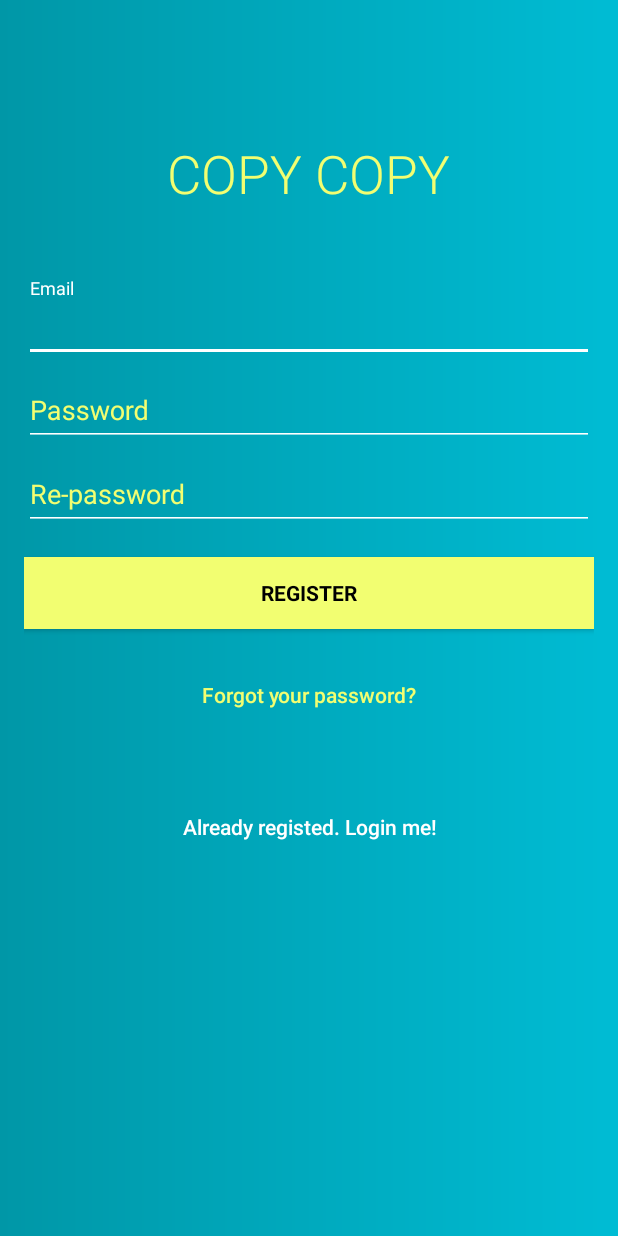
After one commit to duongnv1996/ClipboardCopy, an Android app: the layout activity_register.xml on its own in the app's theme, with its tools: preview values and no code run, on a phone screen of 412 x 824 dp. The commit adds this screen. Run offline under Robolectric (Android 15) with nearby library versions, the phone set to English and light mode, and no system bars.

Commit message:
commit register

```diff
--- /dev/null
+++ b/app/src/main/res/drawable/bg_register.xml
@@ -0,0 +1,11 @@
+<?xml version="1.0" encoding="utf-8"?>
+<shape xmlns:android="http://schemas.android.com/apk/res/android"
+    android:shape="rectangle">
+    <gradient
+        android:centerColor="@color/colorPrimary"
+        android:angle="360"
+        android:centerX="1"
+        android:centerY="1"
+        android:endColor="@color/colorPrimary"
+        android:startColor="@color/colorPrimaryDark" />
+</shape>
--- /dev/null
+++ b/app/src/main/res/drawable/selector_btn_reg.xml
@@ -0,0 +1,4 @@
+<?xml version="1.0" encoding="utf-8"?>
+<selector xmlns:android="http://schemas.android.com/apk/res/android">
+
+</selector>
--- /dev/null
+++ b/app/src/main/res/layout/activity_register.xml
@@ -0,0 +1,123 @@
+<?xml version="1.0" encoding="utf-8"?>
+<android.support.design.widget.CoordinatorLayout xmlns:android="http://schemas.android.com/apk/res/android"
+    xmlns:tools="http://schemas.android.com/tools"
+    android:layout_width="match_parent"
+    android:layout_height="match_parent"
+    android:background="@drawable/bg_register"
+    android:fitsSystemWindows="true"
+    android:padding="16dp"
+    tools:context="com.duongkk.clipboardcopy.RegisterActivity">
+<ScrollView
+    android:layout_width="match_parent"
+    android:layout_height="match_parent">
+    <LinearLayout
+        android:layout_width="match_parent"
+        android:layout_height="match_parent"
+        android:orientation="vertical"
+        android:gravity="center">
+
+        <TextView
+            android:layout_width="wrap_content"
+            android:layout_height="wrap_content"
+            android:layout_gravity="center"
+            android:layout_marginBottom="30dp"
+            android:layout_marginTop="20dp"
+            android:text="@string/app_name"
+            android:textSize="35sp"
+            android:typeface="sans"
+            android:fontFamily="sans-serif-light"
+            android:textAllCaps="true"
+            android:textColor="@color/colorAccent"
+            android:src="@mipmap/ic_launcher" />
+        <android.support.design.widget.TextInputLayout
+            android:layout_width="match_parent"
+            android:textColorHint="@color/accent"
+            android:layout_marginTop="16dp"
+            android:layout_height="wrap_content">
+            <EditText
+                android:id="@+id/edt_email"
+                android:layout_width="match_parent"
+                android:layout_height="wrap_content"
+                android:fontFamily="nomal"
+                android:textColor="@color/white"
+                android:textColorHint="@color/accent"
+                android:singleLine="true"
+                android:inputType="textEmailAddress"
+                android:hint="@string/email" />
+        </android.support.design.widget.TextInputLayout>
+        <android.support.design.widget.TextInputLayout
+            android:layout_width="match_parent"
+            android:textColorHint="@color/accent"
+            android:layout_height="wrap_content">
+            <EditText
+                android:id="@+id/edt_password"
+                android:layout_width="match_parent"
+                android:layout_height="wrap_content"
+                android:imeOptions="actionUnspecified"
+                android:singleLine="true"
+                android:textColor="@color/white"
+                android:textColorHint="@color/accent"
+                android:fontFamily="nomal"
+                android:inputType="textPassword"
+                android:hint="@string/password" />
+        </android.support.design.widget.TextInputLayout>
+        <android.support.design.widget.TextInputLayout
+            android:layout_width="match_parent"
+            android:textColorHint="@color/accent"
+            android:layout_height="wrap_content">
+            <EditText
+                android:id="@+id/edt_repassword"
+                android:layout_width="match_parent"
+                android:layout_height="wrap_content"
+                android:imeOptions="actionUnspecified"
+                android:singleLine="true"
+                android:textColor="@color/white"
+                android:textColorHint="@color/accent"
+                android:fontFamily="nomal"
+                android:inputType="textPassword"
+                android:hint="@string/repassword" />
+        </android.support.design.widget.TextInputLayout>
+        <Button
+            android:id="@+id/btn_register"
+            android:layout_width="match_parent"
+            android:layout_height="wrap_content"
+            android:background="@color/colorAccent"
+            style="?android:textAppearanceSmall"
+            android:textColor="@android:color/black"
+            android:textStyle="bold"
+            android:onClick="onClick"
+            android:text="@string/register"
+            android:layout_marginTop="18dp"/>
+        <Button
+            android:id="@+id/btn_resetpass"
+            android:layout_width="match_parent"
+            android:layout_height="wrap_content"
+            android:background="@null"
+            android:onClick="onClick"
+            android:textColor="@color/colorAccent"
+            android:textAllCaps="false"
+            android:text="@string/forgot_your_password"
+            android:layout_marginTop="20dip"/>
+        <Button
+            android:id="@+id/btn_goto_login"
+            android:layout_width="match_parent"
+            android:layout_height="wrap_content"
+            android:background="@null"
+            android:textColor="@color/white"
+            android:onClick="onClick"
+            android:textAllCaps="false"
+            android:text="@string/already_registed_login_me"
+            android:layout_marginTop="40dip"/>
+        <ProgressBar
+            android:id="@+id/progressBar"
+            android:progress="0"
+            android:visibility="invisible"
+            android:layout_marginTop="10dp"
+            android:layout_marginBottom="10dp"
+            android:layout_width="30dp"
+            android:layout_height="30dp"
+            />
+    </LinearLayout>
+</ScrollView>
+
+</android.support.design.widget.CoordinatorLayout>
--- a/app/src/main/res/values/colors.xml
+++ b/app/src/main/res/values/colors.xml
@@ -1,8 +1,11 @@
 <?xml version="1.0" encoding="utf-8"?>
 <resources>
-    <color name="colorPrimary">#03A9F4</color>
-    <color name="colorPrimaryDark">#0288D1</color>
-    <color name="colorAccent">#FF5722</color>
+    <!--<color name="colorPrimary">#03A9F4</color>-->
+    <!--<color name="colorPrimaryDark">#0288D1</color>-->
+    <color name="colorPrimary">#00bcd4</color>
+    <color name="colorPrimaryDark">#0097a7</color>
+    <color name="accent">#f2fe71</color>
+    <color name="colorAccent">#f2fe71</color>
     <color name="colorAccent_100">#31ff5722</color>
     <color name="primary">#9E9E9E</color>
     <color name="primary_text">#212121</color>
--- a/app/src/main/res/values/strings.xml
+++ b/app/src/main/res/values/strings.xml
@@ -12,6 +12,19 @@
     <string name="type_your_message_here">Type your message here...</string>
     <string name="coppied">Coppied!</string>
     <string name="message">Message</string>
+    <string name="register">Register</string>
+    <string name="forgot_your_password">Forgot your password?</string>
+    <string name="already_registed_login_me">Already registed. Login me!</string>
+    <string name="email">Email</string>
+    <string name="password">Password</string>
+    <string name="please_enter_email">"Please enter your email! "</string>
+    <string name="enter_pass">"Please enter your password! "</string>
+    <string name="missing_data">Missing data</string>
+    <string name="pass_incorrectly">Password too short, enter minimum 6 characters!</string>
+    <string name="auth_failt">Authentication failed</string>
+    <string name="emaill_incorrectly">Email is invalid, please enter your email then try again!</string>
+    <string name="repassword">Re-password</string>
+    <string name="repass_incorrectly">Passwords do not match.</string>
 
     <array name="item_long_click">
         <item name="copy">Copy Text</item>
--- a/build.gradle
+++ b/build.gradle
@@ -5,7 +5,7 @@ buildscript {
         jcenter()
     }
     dependencies {
-        classpath 'com.android.tools.build:gradle:2.1.2'
+        classpath 'com.android.tools.build:gradle:2.1.3'
         classpath 'com.google.gms:google-services:3.0.0'
         // NOTE: Do not place your application dependencies here; they belong
         // in the individual module build.gradle files
```
Also changed, not shown: app/build.gradle (+10 -3 lines), app/src/main/AndroidManifest.xml (+9 -4 lines), app/src/main/java/com/duongkk/clipboardcopy/RegisterActivity.java (added, +124 -0 lines), app/src/main/java/com/duongkk/clipboardcopy/application/AppController.java (+10 -2 lines), app/src/main/java/com/duongkk/clipboardcopy/utils/CommonUtils.java (+7 -0 lines), gradle/wrapper/gradle-wrapper.properties.
